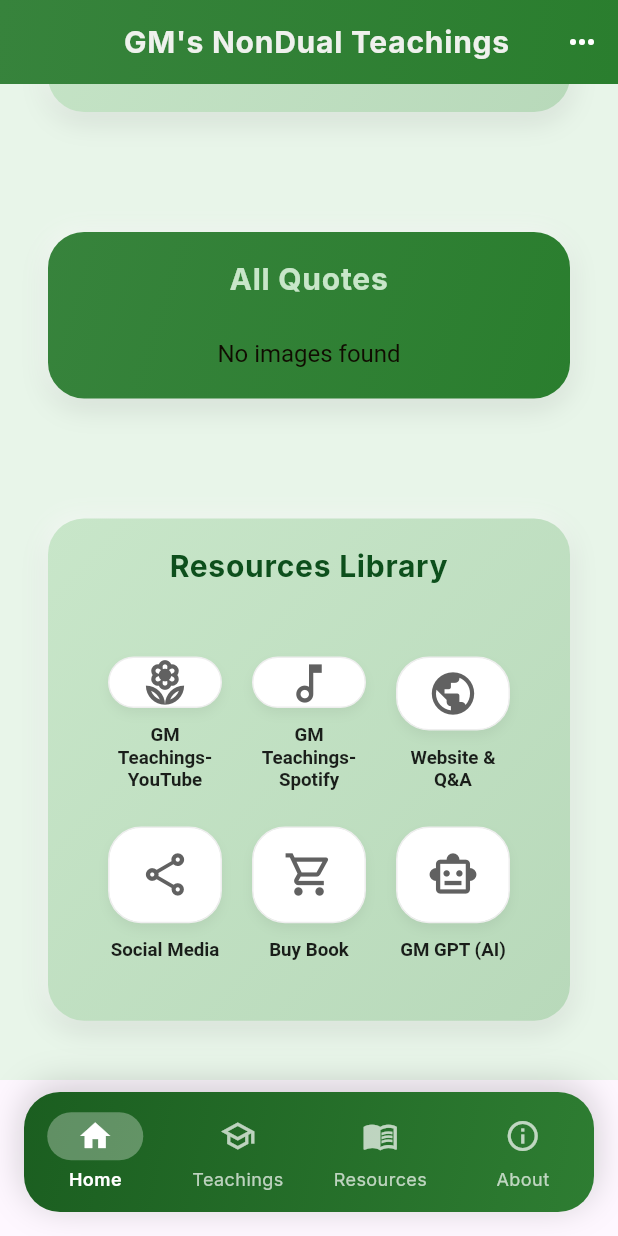
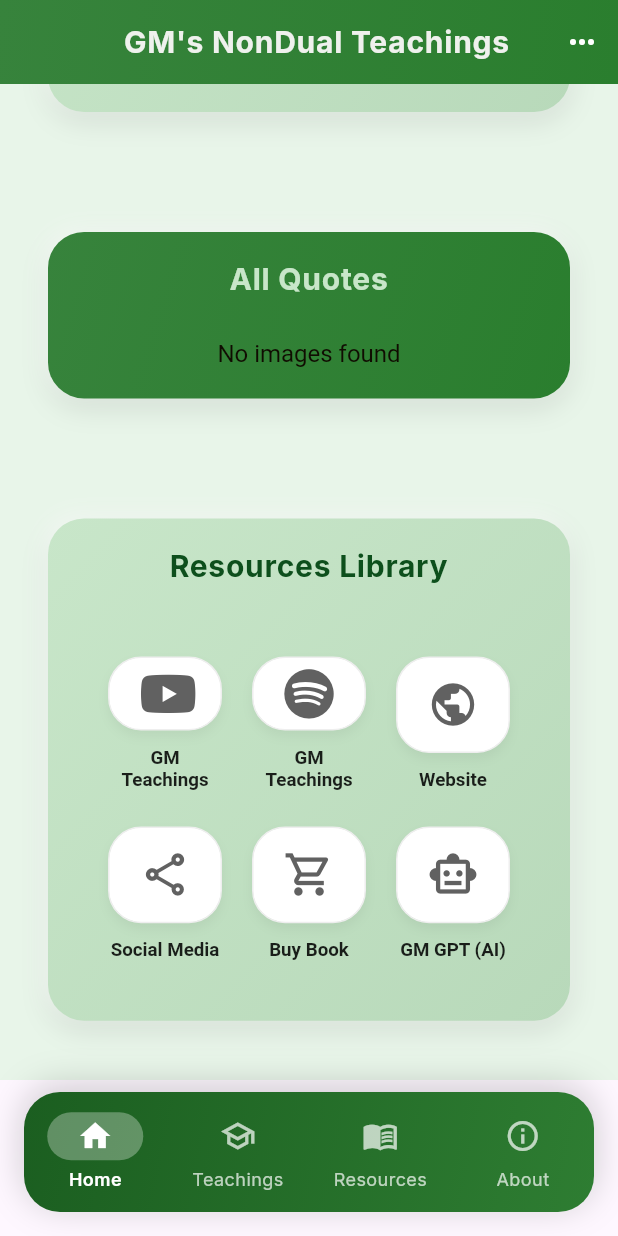
Before and after one commit to vidyasekaran/nondual_app12, a Flutter app: the screen it shows after launch, scrolled down 935 dp, on a phone screen of 412 x 824 dp. Run offline on Flutter 3.47's test engine with Material 3 defaults, Android fonts, the phone set to English and light mode, and no system bars; our stand-ins replace font_awesome_flutter, google_fonts, image_picker, just_audio, supabase_flutter; accounts and stored records are empty; network calls fail.

Commit message:
resource grid

```diff
--- a/lib/utils/resourcegrid_nice.dart
+++ b/lib/utils/resourcegrid_nice.dart
@@ -1,4 +1,5 @@
 import 'package:flutter/material.dart';
+import 'package:font_awesome_flutter/font_awesome_flutter.dart';
 import 'package:nondual_app/data/books_data.dart';
 import 'package:nondual_app/data/youtube_links.dart';
 import 'package:nondual_app/model/gm_gpt_model.dart';
@@ -29,22 +30,23 @@ class ResourceGrid extends StatelessWidget {
   Widget build(BuildContext context) {
     final List<Map<String, dynamic>> resources = [
       {
-        'icon': Icons.local_florist_outlined,
-        'label': 'GM Teachings-YouTube',
+        'icon': FontAwesomeIcons.youtube,
+        'label': 'GM Teachings',
+
         'onTap': (BuildContext context) {
           showYoutubeBottomSheet(context);
         },
       },
       {
-        'icon': Icons.music_note_outlined,
-        'label': 'GM Teachings-Spotify',
+        'icon': FontAwesomeIcons.spotify,
+        'label': 'GM Teachings',
         'onTap': (BuildContext context) {
           showSpotifyBottomSheet(context);
         },
       },
       {
         'icon': Icons.public,
-        'label': 'Website & Q&A',
+        'label': 'Website',
         'onTap': (BuildContext context) {
           showWebLinksBottomSheet(context);
         },
```
